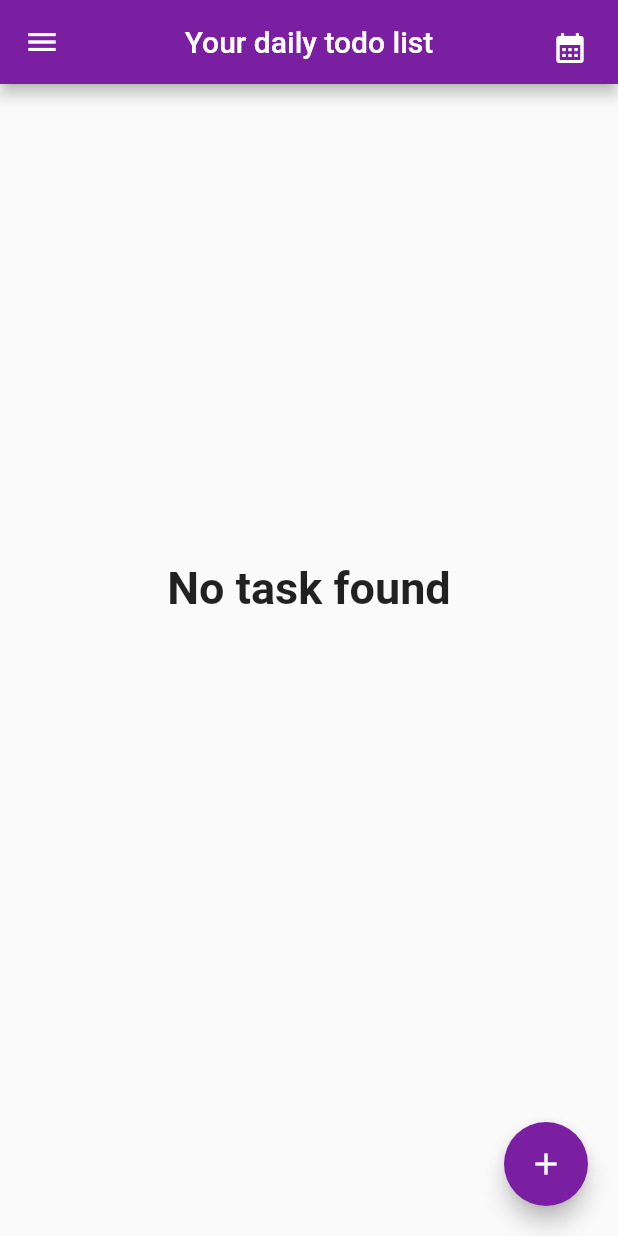
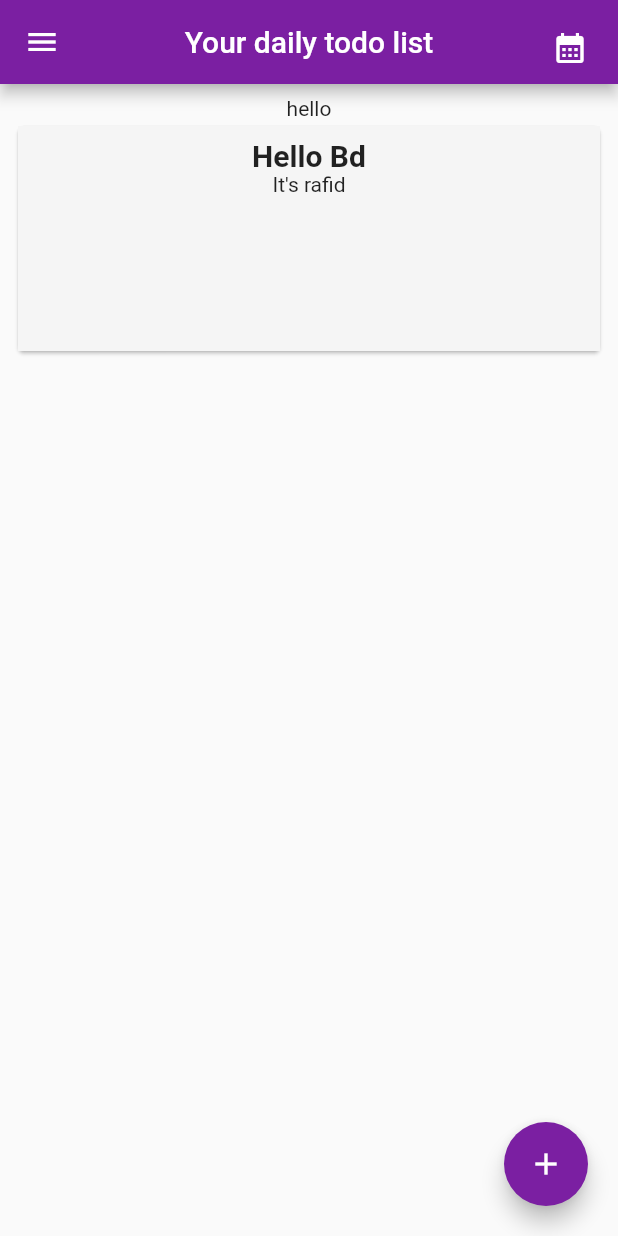
Before and after one commit to shihabsararrafid/todo-flutter, a Flutter app: the screen it shows after launch, on a phone screen of 412 x 824 dp. Run offline on Flutter 3.47's test engine with Material 2 defaults, Android fonts, the phone set to English and light mode, and no system bars; our stand-ins replace carousel_slider.

Commit message:
trying to show tasks dynamically saved

```diff
--- a/lib/list.dart
+++ b/lib/list.dart
@@ -1,7 +1,8 @@
 import 'package:flutter/material.dart';
 
 class taskList extends StatefulWidget {
-  const taskList({super.key});
+  List<Object> task = [];
+  // taskList({this.task})
 
   @override
   State<taskList> createState() => _taskListState();
@@ -10,6 +11,25 @@ class taskList extends StatefulWidget {
 class _taskListState extends State<taskList> {
   @override
   Widget build(BuildContext context) {
-    return const Placeholder();
+    return Card(
+      child: SizedBox(
+          width: 400,
+          height: 150,
+          child: DecoratedBox(
+            decoration: BoxDecoration(color: Colors.grey.shade100),
+            child: Padding(
+              padding: const EdgeInsets.all(8.0),
+              child: Column(
+                children: [
+                  Text(
+                    "Hello Bd",
+                    style: TextStyle(fontSize: 20, fontWeight: FontWeight.bold),
+                  ),
+                  Text("It's rafid")
+                ],
+              ),
+            ),
+          )),
+    );
   }
 }
--- a/lib/main.dart
+++ b/lib/main.dart
@@ -8,15 +8,6 @@ void main() {
 }
 
 class ToDo extends StatelessWidget {
-  // const ToDo({super.key})
-  // @override
-  // Widget build(BuildContext context) {
-  //   return Scaffold(
-  //     appBar: AppBar(
-  //       title: Text('A simple ToDO app'),
-  //     ),
-  //   );
-  // }
   const ToDo({super.key});
 
   @override
@@ -66,9 +57,10 @@ class allTasks {
   allTasks({this.taskName, this.description, this.category});
 }
 
-List<allTasks> task = [];
-
 class _todoListState extends State<todoList> {
+  List<allTasks> task = [
+    allTasks(taskName: 'ds', description: "ds", category: "hi")
+  ];
   String selectval = "Education";
 
   var dropdownValue = 'United Kingdom';
@@ -256,7 +248,7 @@ class _todoListState extends State<todoList> {
     );
   }
 
-  var todolist = "";
+  var todolist = "fdfd";
   @override
   Widget build(BuildContext context) {
     return Column(
@@ -266,11 +258,16 @@ class _todoListState extends State<todoList> {
               ? Center(
                   child: Text(
                     'No task found',
-                      style:
-                          TextStyle(fontSize: 30, fontWeight: FontWeight.bold),
+                    style: TextStyle(fontSize: 30, fontWeight: FontWeight.bold),
                   ),
                 )
-                : taskList()),
+              : Padding(
+                  padding: EdgeInsets.all(8),
+                  child: Column(children: <Widget>[
+                    Text("hello"),
+                    for (var t in task) taskList()
+                  ])),
+        ),
         Padding(
           padding: const EdgeInsets.all(20),
           child: Align(
```
Lines whose indentation alone changed are shown as unchanged.
